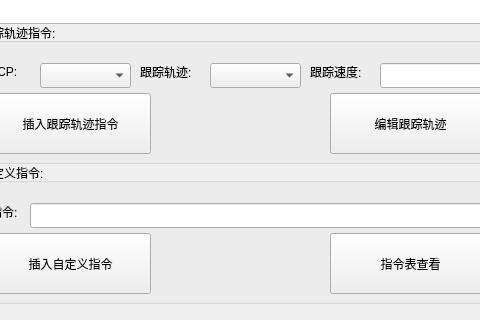
Above: setprojectdlg.ui from qubo188612/qtwelding before the change; both pictures show x 210 to 690 and y 357 to 677 of the 1300 by 677 pixel window. Below: the same form after it.
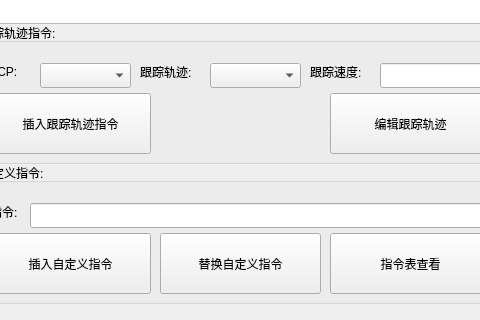
That is the form after the change.

```diff
--- a/setprojectdlg.ui
+++ b/setprojectdlg.ui
@@ -496,6 +496,19 @@
      <string>指令表查看</string>
     </property>
    </widget>
+   <widget class="QPushButton" name="customreplaceBtn">
+    <property name="geometry">
+     <rect>
+      <x>180</x>
+      <y>70</y>
+      <width>161</width>
+      <height>61</height>
+     </rect>
+    </property>
+    <property name="text">
+     <string>替换自定义指令</string>
+    </property>
+   </widget>
   </widget>
   <widget class="QGroupBox" name="groupBox_6">
    <property name="geometry">
```
